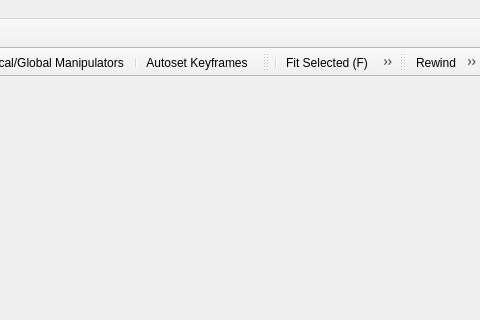
The window that src/Authoring/Studio/MainFrm.ui (flyhex/qt3dstudio) describes before a commit, drawn with Qt 5; both pictures show x 493 to 973 and y 0 to 320 of the 973 by 617 pixel window.
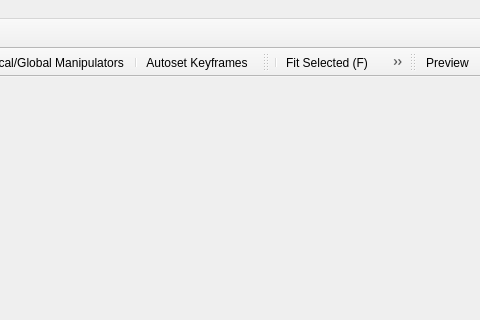
The same window after the commit. Icons and pictures are not drawn. Custom widgets are drawn as their Qt base class.

Diff of the .ui file:
```diff
--- a/src/Authoring/Studio/MainFrm.ui
+++ b/src/Authoring/Studio/MainFrm.ui
@@ -205,10 +205,6 @@
    <attribute name="toolBarBreak">
     <bool>false</bool>
    </attribute>
-   <addaction name="actionRewind"/>
-   <addaction name="actionStop"/>
-   <addaction name="actionPlay"/>
-   <addaction name="separator"/>
    <addaction name="actionPreview"/>
   </widget>
   <action name="action_Reference_Manual">
@@ -752,36 +748,6 @@
     <string>F3</string>
    </property>
   </action>
-  <action name="actionRewind">
-   <property name="icon">
-    <iconset resource="images.qrc">
-     <normaloff>:/images/playback_tools_low-00.png</normaloff>:/images/playback_tools_low-00.png</iconset>
-   </property>
-   <property name="text">
-    <string>Rewind</string>
-   </property>
-  </action>
-  <action name="actionStop">
-   <property name="icon">
-    <iconset resource="images.qrc">
-     <normaloff>:/images/playback_tools_low-01.png</normaloff>:/images/playback_tools_low-01.png</iconset>
-   </property>
-   <property name="text">
-    <string>Stop</string>
-   </property>
-  </action>
-  <action name="actionPlay">
-   <property name="checkable">
-    <bool>true</bool>
-   </property>
-   <property name="icon">
-    <iconset resource="images.qrc">
-     <normaloff>:/images/playback_tools_low-02.png</normaloff>:/images/playback_tools_low-02.png</iconset>
-   </property>
-   <property name="text">
-    <string>Play</string>
-   </property>
-  </action>
   <action name="actionPreview">
    <property name="icon">
     <iconset resource="images.qrc">
```
